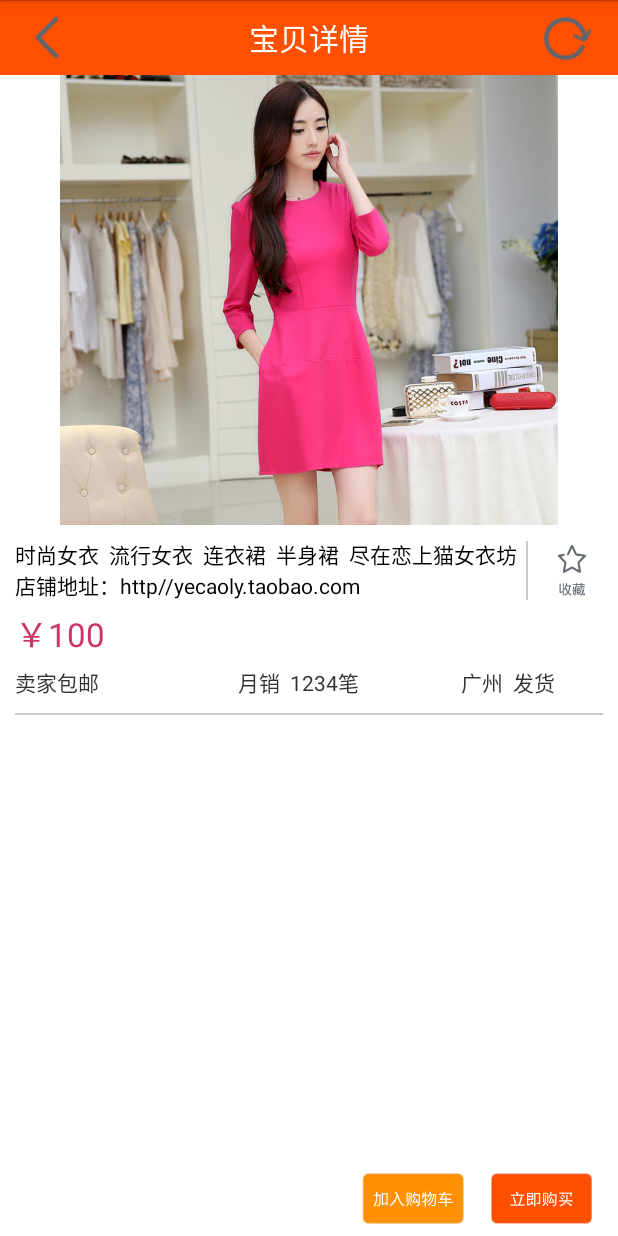
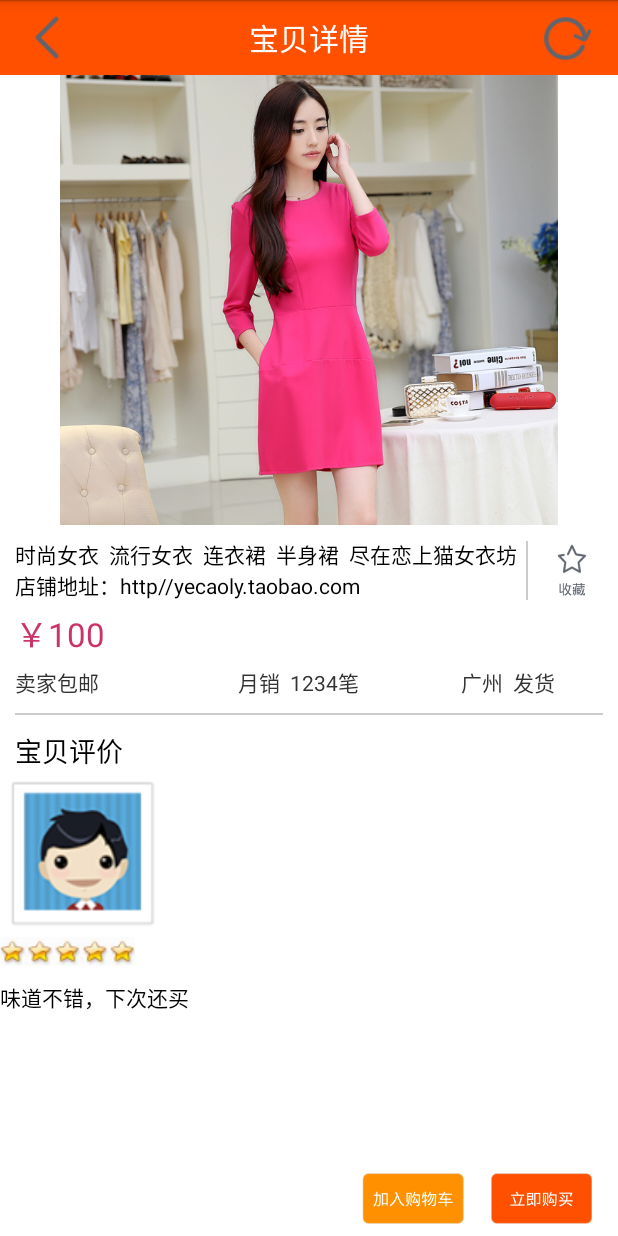
Before and after one commit to jzxyouok/fruit_app, an Android app: the DetailActivity screen opened directly, with no data from a screen before it, on a phone screen of 412 x 824 dp. Run offline under Robolectric (Android 15) with nearby library versions, the phone set to English and light mode, and no system bars; 3 statements that could not run were skipped.

Commit message:
add publishedProducts, comment

```diff
--- /dev/null
+++ b/src/main/java/com/naoh/Fruit/Adapter/Adapter_Comment_detail.java
@@ -0,0 +1,73 @@
+package com.naoh.Fruit.Adapter;
+
+import android.content.Context;
+import android.graphics.Bitmap;
+import android.view.LayoutInflater;
+import android.view.View;
+import android.view.ViewGroup;
+import android.widget.BaseAdapter;
+import android.widget.ImageView;
+import android.widget.ListAdapter;
+import android.widget.TextView;
+
+import com.example.administrator.myapplication.R;
+import com.naoh.Fruit.Data.Comment;
+import com.naoh.Fruit.ui.home.DetailActivity;
+
+import java.util.List;
+
+/**
+ * Created by Administrator on 2016/5/30.
+ */
+public class Adapter_Comment_detail extends BaseAdapter {
+    List<Comment> commentList;
+    Context context;
+    public Adapter_Comment_detail(Context context,List<Comment> commentList ) {
+        this.commentList = commentList;
+        this.context = context;
+    }
+
+    @Override
+    public int getCount() {
+        if(null!=commentList)
+            return commentList.size();
+        return 0;
+    }
+
+    @Override
+    public Object getItem(int position) {
+        if(null!=commentList)
+            return commentList.get(position);
+        return null;
+    }
+
+    @Override
+    public long getItemId(int position) {
+        return position;
+    }
+
+    @Override
+    public View getView(int position, View convertView, ViewGroup parent) {
+        HolderView holderView = null;
+        if (convertView == null) {
+            holderView = new HolderView();
+            convertView = LayoutInflater.from(context).inflate(R.layout.adapter_user_comment, null);
+            holderView.iv_pic = (ImageView) convertView.findViewById(R.id.iv_adapter_comment_list_pic);
+            holderView.iv_rank = (ImageView) convertView.findViewById(R.id.iv_adapter_comment_rank);
+            holderView.content = (TextView) convertView.findViewById(R.id.tv_adapter_comment_content);
+            convertView.setTag(holderView);
+        } else {
+            holderView = (HolderView) convertView.getTag();
+        }
+        if (commentList.size() != 0) {
+            holderView.content.setText(commentList.get(position).getContent());
+        }
+        return convertView;
+    }
+
+    public class HolderView {
+        private ImageView iv_pic;
+        private ImageView iv_rank;
+        private TextView content;
+    }
+}
--- /dev/null
+++ b/src/main/java/com/naoh/Fruit/Data/Comment.java
@@ -0,0 +1,40 @@
+package com.naoh.Fruit.Data;
+
+/**
+ * Created by Administrator on 2016/5/30.
+ */
+public class Comment {
+    int id;
+    int rank;
+    String content;
+
+    public Comment(int id, int rank, String content) {
+        this.id = id;
+        this.rank = rank;
+        this.content = content;
+    }
+
+    public int getId() {
+        return id;
+    }
+
+    public void setId(int id) {
+        this.id = id;
+    }
+
+    public int getRank() {
+        return rank;
+    }
+
+    public void setRank(int rank) {
+        this.rank = rank;
+    }
+
+    public String getContent() {
+        return content;
+    }
+
+    public void setContent(String content) {
+        this.content = content;
+    }
+}
--- a/src/main/java/com/naoh/Fruit/dao/ProductService.java
+++ b/src/main/java/com/naoh/Fruit/dao/ProductService.java
@@ -203,4 +203,35 @@ public class ProductService extends  AbstractService {
 
         return list;
     }
+
+    public ProductBean getProductByProductId(Long productId) {
+        String sql = SQL + " where id = ?";
+        String[] values = {String.valueOf(productId)
+        };
+        List<ProductBean> list = null;
+        SQLiteDatabase db = null;
+        Cursor cursor = null;
+        try
+        {
+            db = dbHelper.getReadableDatabase();
+            cursor = db.rawQuery(sql, values);
+            list = getProductListByCursor(cursor);
+
+        } catch (Exception e)
+        {
+            e.printStackTrace();
+        } finally
+        {
+            if (null != db)
+            {
+                db.close();
+            }
+
+            if (null != cursor)
+            {
+                cursor.close();
+            }
+        }
+        return list.get(0);
+    }
 }
--- a/src/main/java/com/naoh/Fruit/ui/home/DetailActivity.java
+++ b/src/main/java/com/naoh/Fruit/ui/home/DetailActivity.java
@@ -4,31 +4,48 @@ import android.app.AlertDialog;
 import android.content.Context;
 import android.content.DialogInterface;
 import android.content.SharedPreferences;
+import android.graphics.Color;
+import android.graphics.drawable.ColorDrawable;
 import android.os.Bundle;
 import android.support.v4.app.FragmentActivity;
 import android.support.v4.view.PagerAdapter;
 import android.support.v4.view.ViewPager;
+import android.util.Log;
 import android.view.LayoutInflater;
 import android.view.View;
 import android.view.ViewGroup;
+import android.widget.AdapterView;
 import android.widget.ImageView;
 import android.widget.LinearLayout;
+import android.widget.ListView;
 import android.widget.Toast;
 
 import com.example.administrator.myapplication.R;
+import com.naoh.Fruit.Adapter.Adapter_Comment_detail;
+import com.naoh.Fruit.Data.Comment;
+import com.naoh.Fruit.Data.ProductBean;
+import com.naoh.Fruit.dao.CommentService;
+import com.naoh.Fruit.dao.ProductService;
 import com.naoh.Fruit.view.DetailPopWindow;
 import com.naoh.Fruit.view.ScaleView.HackyViewPager;
 
 import java.util.ArrayList;
+import java.util.List;
 
 /**
  * Created by NaOH on 2016/4/15.
  */
 public class DetailActivity extends FragmentActivity implements View.OnClickListener, DetailPopWindow.OnPopWindowClickListener {
+
+    /**
+     * 要显示的商品对象
+     */
+    ProductBean productBean;
+
     private HackyViewPager viewPager;
     private ArrayList<View> allListView;
     private int[] resId = {R.mipmap.detail_show_1, R.mipmap.detail_show_2, R.mipmap.detail_show_3, R.mipmap.detail_show_4, R.mipmap.detail_show_5, R.mipmap.detail_show_6};
-    //    private ListView listView;
+     private ListView listView;
     private ImageView iv_baby_collection;
     /**
      * 弹出商品订单信息详情
@@ -54,6 +71,17 @@ public class DetailActivity extends FragmentActivity implements View.OnClickList
     @Override
     protected void onCreate(Bundle savedInstanceState) {
         super.onCreate(savedInstanceState);
+
+        /**
+         * 从Bundle中获取商品的ID
+         */
+        Bundle bundle = getIntent().getExtras();
+        Long productId = bundle.getLong("productId");
+        /**
+         * 根据商品ID获取商品内容
+         */
+        ProductBean productBean = new ProductService(DetailActivity.this).getProductByProductId(productId);
+        Log.i("ProductBean", productBean.toString());
         setContentView(R.layout.activity_detail);
         //得到保存的收藏信息
         getSaveCollection();
@@ -70,21 +98,22 @@ public class DetailActivity extends FragmentActivity implements View.OnClickList
         iv_baby_collection = (ImageView) findViewById(R.id.iv_baby_collection);
         iv_baby_collection.setOnClickListener(this);
         all_choice_layout = (LinearLayout) findViewById(R.id.all_choice_layout);
-/*这是评价
+        /*这是评价*/
         listView = (ListView) findViewById(R.id.listView_Detail);
         listView.setFocusable(false);
         listView.setSelector(new ColorDrawable(Color.TRANSPARENT));
-        listView.setAdapter(new Adapter_ListView_detail(this));
+        //List<Comment> commentList = new CommentService(DetailActivity.this).findAllCommentByPid(productBean.getId());
+        List<Comment> commentList = new ArrayList<Comment>();
+        commentList.add(new Comment(1, 5, "味道不错，下次还买"));
+        commentList.add(new Comment(2, 5, "很好吃，下次还买"));
+        commentList.add(new Comment(3, 4, "味道一般，服务一般"));
+        listView.setAdapter(new Adapter_Comment_detail(DetailActivity.this, commentList));
         listView.setOnItemClickListener(new android.widget.AdapterView.OnItemClickListener() {
-
             @Override
             public void onItemClick(AdapterView<?> arg0, View arg1, int arg2, long arg3) {
-                //进入恋上猫女衣坊的网店
-                Uri uri = Uri.parse("http://yecaoly.taobao.com");
-                Intent intent = new Intent(Intent.ACTION_VIEW, uri);
-                startActivity(intent);
+
             }
-        });*/
+        });
         initViewPager();
 
         if (isCollection) {
--- a/src/main/java/com/naoh/Fruit/ui/home/HomeFragment.java
+++ b/src/main/java/com/naoh/Fruit/ui/home/HomeFragment.java
@@ -184,6 +184,8 @@ public class HomeFragment extends Fragment {
             public void onClick(int position) {
                 //跳转到详情界面
                 Intent intent = new Intent(getActivity(), DetailActivity.class);
+                Bundle bundle = new Bundle();
+                bundle.putLong("productId", last5Product.get(position).getId());
                 startActivity(intent);
             }
         });
--- a/src/main/java/com/naoh/Fruit/ui/photo/PublishActivity.java
+++ b/src/main/java/com/naoh/Fruit/ui/photo/PublishActivity.java
@@ -151,10 +151,7 @@ public class PublishActivity extends Activity {
 				productBean.setImage(Bimp.tempSelectBitmap.get(0).getImagePath());
 				int result = new ProductService(PublishActivity.this).publishProduct(productBean);
 				Log.i("ProductBean", productBean.toString());
-				if(result==1)
-				{
-					Log.i("ProductBean", "Publish Successfully");
-				}
+				PublishActivity.this.finish();
 			}
 		});
 
--- a/src/main/res/layout/activity_detail.xml
+++ b/src/main/res/layout/activity_detail.xml
@@ -97,7 +97,7 @@
                 android:layout_margin="10dp"
                 android:background="#CCCCCC" />
 
-            <!--            <TextView
+                       <TextView
                             android:layout_width="match_parent"
                             android:layout_height="wrap_content"
                             android:layout_marginLeft="10dp"
@@ -105,12 +105,12 @@
                             android:textColor="#000000"
                             android:textSize="18sp" />
 
-                        <com.jarvis.MyView.MyListView
+                        <ListView
                             android:id="@+id/listView_Detail"
                             android:layout_width="match_parent"
                             android:layout_height="wrap_content"
                             android:cacheColorHint="#00000000" >
-                        </com.jarvis.MyView.MyListView>-->
+                        </ListView>
         </LinearLayout>
     </ScrollView>
 
--- /dev/null
+++ b/src/main/res/layout/adapter_user_comment.xml
@@ -0,0 +1,33 @@
+<?xml version="1.0" encoding="utf-8"?>
+<LinearLayout xmlns:android="http://schemas.android.com/apk/res/android"
+    android:orientation="vertical" android:layout_width="match_parent"
+    android:layout_height="match_parent">
+    <ImageView
+        android:id="@+id/iv_adapter_comment_list_pic"
+        android:layout_width="100dp"
+        android:layout_height="100dp"
+        android:layout_margin="5dp"
+        android:scaleType="centerCrop"
+        android:src="@drawable/user_head" />
+
+    <LinearLayout
+        android:layout_width="match_parent"
+        android:layout_height="wrap_content"
+        android:orientation="vertical">
+
+        <ImageView
+            android:id="@+id/iv_adapter_comment_rank"
+            android:layout_width="wrap_content"
+            android:layout_height="wrap_content"
+            android:src="@drawable/rank"/>
+
+        <TextView
+            android:id="@+id/tv_adapter_comment_content"
+            android:layout_width="match_parent"
+            android:layout_height="wrap_content"
+            android:layout_marginTop="10dp"
+            android:text="味道不错"
+            android:textColor="@color/black" />
+    </LinearLayout>
+
+</LinearLayout>
```
Also changed, not shown: src/main/java/com/naoh/Fruit/Adapter/AdminPublishedProductAdapter.java (added, +121 -0 lines), src/main/java/com/naoh/Fruit/dao/CommentService.java (added, +13 -0 lines), src/main/java/com/naoh/Fruit/ui/admin/MyProductsFragment.java (+62 -2 lines), src/main/res/layout/adapter_published_product.xml (added, +53 -0 lines), src/main/res/drawable/delete.png (added), src/main/res/drawable/rank.png (added).
